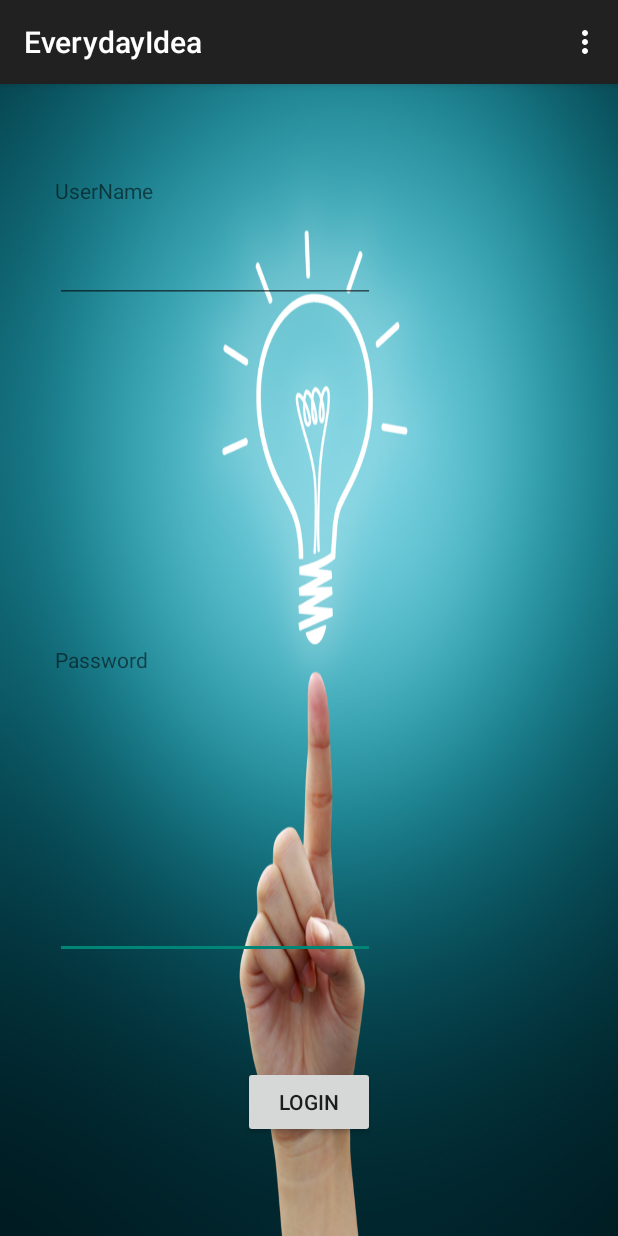
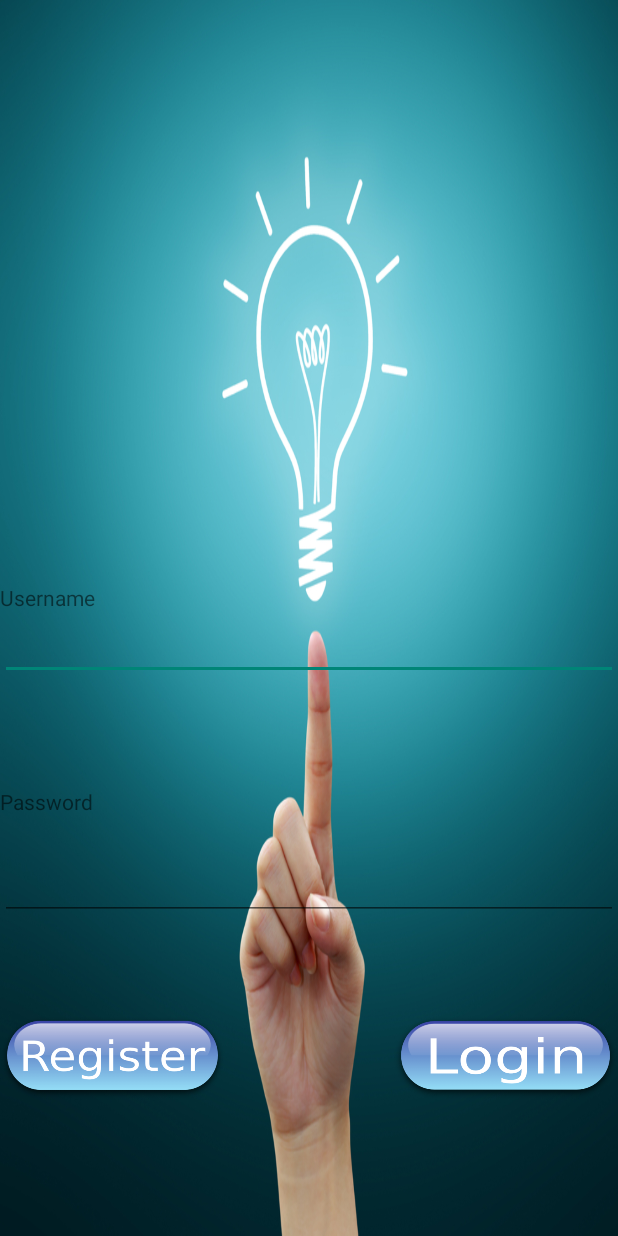
Before and after one commit to OvynFlavian/IntegrationTP_Groupe_1, an Android app: the screen it shows after launch (MainActivity), on a phone screen of 412 x 824 dp. Run offline under Robolectric (Android 15) with nearby library versions, the phone set to English and light mode, and no system bars.

Commit message:
Login
-Login d'un utilisateur(sécurité basique pour le moment)
-ajout d'un bouton "register" qui mène a une autre activité ( pour le
moment il n'y a que le layout, rien derriere)

```diff
--- a/Projet/Android/IntegrationProjetV0/app/src/main/AndroidManifest.xml
+++ b/Projet/Android/IntegrationProjetV0/app/src/main/AndroidManifest.xml
@@ -17,9 +17,9 @@
                 <category android:name="android.intent.category.LAUNCHER" />
             </intent-filter>
         </activity>
-
-        <activity android:name=".AfficheUsers">
-
+        <activity android:name=".LogIn">
+        </activity>
+        <activity android:name=".Register">
         </activity>
     </application>
 
--- a/Projet/Android/IntegrationProjetV0/app/src/main/java/com/example/arnaud/integrationprojetv0/MainActivity.java
+++ b/Projet/Android/IntegrationProjetV0/app/src/main/java/com/example/arnaud/integrationprojetv0/MainActivity.java
@@ -1,70 +1,129 @@
 package com.example.arnaud.integrationprojetv0;
 
+import java.util.ArrayList;
+import java.util.List;
+import org.apache.http.HttpResponse;
+import org.apache.http.NameValuePair;
+import org.apache.http.client.HttpClient;
+import org.apache.http.client.ResponseHandler;
+import org.apache.http.client.entity.UrlEncodedFormEntity;
+import org.apache.http.client.methods.HttpPost;
+import org.apache.http.impl.client.BasicResponseHandler;
+import org.apache.http.impl.client.DefaultHttpClient;
+import org.apache.http.message.BasicNameValuePair;
+import android.app.Activity;
+import android.app.AlertDialog;
+import android.app.ProgressDialog;
+import android.content.DialogInterface;
 import android.content.Intent;
-import android.support.v7.app.AppCompatActivity;
 import android.os.Bundle;
-import android.view.Menu;
-import android.view.MenuItem;
 import android.view.View;
+import android.view.View.OnClickListener;
 import android.widget.Button;
 import android.widget.EditText;
 import android.widget.TextView;
+import android.widget.Toast;
 
-public class MainActivity extends AppCompatActivity {
-    private Button bLogin = null;
-    private EditText username = null;
-    private EditText password = null;
-    private TextView titreUsrName = null;
-    private TextView titrePwd = null;
-
-    public final static int CHOOSE_BUTTON_REQUEST = 0;
+public class MainActivity extends Activity {
+    Button b,b2;
+    EditText et,pass;
+    TextView tv;
+    HttpPost httppost;
+    StringBuffer buffer;
+    HttpResponse response;
+    HttpClient httpclient;
+    List<NameValuePair> nameValuePairs;
+    ProgressDialog dialog = null;
 
     @Override
-    protected void onCreate(Bundle savedInstanceState) {
+    public void onCreate(Bundle savedInstanceState) {
         super.onCreate(savedInstanceState);
         setContentView(R.layout.activity_main);
 
-        bLogin = (Button) findViewById(R.id.login);
-        username =(EditText) findViewById(R.id.username);
-        password =(EditText) findViewById(R.id.password);
-        titreUsrName = (TextView) findViewById(R.id.titreUsrName);
-        titrePwd = (TextView) findViewById(R.id.titrePwd);
+        b = (Button)findViewById(R.id.Button01);
+        b2= (Button)findViewById(R.id.Button02);
+        et = (EditText)findViewById(R.id.username);
+        pass= (EditText)findViewById(R.id.password);
+        tv = (TextView)findViewById(R.id.tv);
 
-        titreUsrName.setText("UserName");
-        titrePwd.setText("Password");
-
-        bLogin.setOnClickListener(new View.OnClickListener() {
+        b.setOnClickListener(new OnClickListener() {
             @Override
             public void onClick(View v) {
-
-                //ajouter securite sur les infos donnée dans les champs
-                Intent secondeActivite = new Intent(MainActivity.this, AfficheUsers.class);
-                startActivityForResult(secondeActivite, CHOOSE_BUTTON_REQUEST);
+                dialog = ProgressDialog.show(MainActivity.this, "",
+                        "Validating user...", true);
+                new Thread(new Runnable() {
+                    public void run() {
+                        login();
+                    }
+                }).start();
             }
         });
 
-
+        b2.setOnClickListener(new OnClickListener() {
+            @Override
+            public void onClick(View v) {
+                startActivity(new Intent(MainActivity.this, Register.class));
+                setContentView(R.layout.register_layout);
+            }
+        });
     }
 
-    @Override
-    public boolean onCreateOptionsMenu(Menu menu) {
-        // Inflate the menu; this adds items to the action bar if it is present.
-        getMenuInflater().inflate(R.menu.menu_main, menu);
-        return true;
+    void login(){
+        try{
+
+            httpclient=new DefaultHttpClient();
+            httppost= new HttpPost("http://192.168.0.9/my_folder_inside_htdocs/check.php"); // make sure the url is correct.
+            //add your data
+            nameValuePairs = new ArrayList<NameValuePair>(2);
+            // Always use the same variable name for posting i.e the android side variable name and php side variable name should be similar,
+            nameValuePairs.add(new BasicNameValuePair("username",et.getText().toString().trim()));  // $Edittext_value = $_POST['Edittext_value'];
+            nameValuePairs.add(new BasicNameValuePair("password",pass.getText().toString().trim()));
+            httppost.setEntity(new UrlEncodedFormEntity(nameValuePairs));
+            //Execute HTTP Post Request
+            response=httpclient.execute(httppost);
+            // edited by James from coderzheaven.. from here....
+            ResponseHandler<String> responseHandler = new BasicResponseHandler();
+            final String response = httpclient.execute(httppost, responseHandler);
+            System.out.println("Response : " + response);
+            runOnUiThread(new Runnable() {
+                public void run() {
+                    tv.setText("Response from PHP : " + response);
+                    dialog.dismiss();
+                }
+            });
+
+            if(response.equalsIgnoreCase("User Found")){
+                runOnUiThread(new Runnable() {
+                    public void run() {
+                        Toast.makeText(MainActivity.this,"Login Success", Toast.LENGTH_SHORT).show();
+                    }
+                });
+
+                startActivity(new Intent(MainActivity.this, LogIn.class));
+            }else{
+                showAlert();
+            }
+
+        }catch(Exception e){
+            dialog.dismiss();
+            System.out.println("Exception : " + e.getMessage());
+        }
+    }
+    public void showAlert(){
+        MainActivity.this.runOnUiThread(new Runnable() {
+            public void run() {
+                AlertDialog.Builder builder = new AlertDialog.Builder(MainActivity.this);
+                builder.setTitle("Login Error.");
+                builder.setMessage("User not Found.")
+                        .setCancelable(false)
+                        .setPositiveButton("OK", new DialogInterface.OnClickListener() {
+                            public void onClick(DialogInterface dialog, int id) {
+                            }
+                        });
+                AlertDialog alert = builder.create();
+                alert.show();
+            }
+        });
     }
 
-    @Override
-    public boolean onOptionsItemSelected(MenuItem item) {
-        // Handle action bar item clicks here. The action bar will
-        // automatically handle clicks on the Home/Up button, so long
-        // as you specify a parent activity in AndroidManifest.xml.
-        int id = item.getItemId();
-
-        //noinspection SimplifiableIfStatement
-        if (id == R.id.action_settings) {
-            return true;
-        }
-
-        return super.onOptionsItemSelected(item);
-    }
 }
--- a/Projet/Android/IntegrationProjetV0/app/src/main/res/layout/activity_main.xml
+++ b/Projet/Android/IntegrationProjetV0/app/src/main/res/layout/activity_main.xml
@@ -1,59 +1,76 @@
+<?xml version="1.0" encoding="utf-8"?>
 
-
-<RelativeLayout xmlns:android="http://schemas.android.com/apk/res/android"
-    xmlns:tools="http://schemas.android.com/tools" android:layout_width="match_parent"
-    android:layout_height="match_parent" android:paddingLeft="@dimen/activity_horizontal_margin"
-    android:paddingRight="@dimen/activity_horizontal_margin"
-    android:paddingTop="@dimen/activity_vertical_margin"
-    android:paddingBottom="@dimen/activity_vertical_margin" tools:context=".MainActivity"
+<RelativeLayout
+    android:layout_width="match_parent"
+    android:layout_height="match_parent"
+    xmlns:android="http://schemas.android.com/apk/res/android"
     android:background="@drawable/ampoule">
 
-    <TextView android:text="@string/hello_world" android:layout_width="wrap_content"
+    <TextView
+        android:id="@+id/tv1"
+        android:layout_width="fill_parent"
         android:layout_height="wrap_content"
-        android:id="@+id/titreUsrName"
-        android:layout_marginTop="45dp"
-        android:layout_alignParentTop="true"
-        android:layout_alignLeft="@+id/username"
-        android:layout_alignStart="@+id/username" />
+        android:text="Username"
+        android:layout_above="@+id/username"
+        android:layout_alignParentStart="true" />
+
+    <EditText
+        android:text=""
+        android:id="@+id/username"
+        android:layout_width="fill_parent"
+        android:layout_height="wrap_content"
+        android:singleLine="true"
+        android:layout_above="@+id/tv2"
+        android:layout_alignParentStart="true"
+        android:layout_marginBottom="71dp">
+    </EditText>
+
+    <TextView
+        android:id="@+id/tv2"
+        android:layout_width="fill_parent"
+        android:layout_height="wrap_content"
+        android:text="Password"
+        android:layout_above="@+id/tv"
+        android:layout_alignParentStart="true"
+        android:layout_marginBottom="189dp" />
+
+    <EditText
+        android:text=""
+        android:id="@+id/password"
+        android:layout_width="fill_parent"
+        android:layout_height="wrap_content"
+        android:singleLine="true"
+        android:layout_below="@+id/username"
+        android:layout_alignParentStart="true"
+        android:layout_marginTop="43dp">
+    </EditText>
 
     <Button
-        android:layout_width="wrap_content"
-        android:layout_height="wrap_content"
-        android:text="Login"
-        android:id="@+id/login"
-        android:layout_alignParentBottom="true"
-        android:layout_centerHorizontal="true"
-        android:layout_marginBottom="49dp" />
-
-    <EditText
-        android:layout_width="wrap_content"
-        android:layout_height="wrap_content"
-        android:inputType="textPassword"
-        android:ems="10"
-        android:id="@+id/password"
-        android:layout_above="@+id/login"
-        android:layout_alignRight="@+id/login"
-        android:layout_alignEnd="@+id/login"
-        android:layout_marginBottom="71dp" />
-
-    <EditText
-        android:layout_width="wrap_content"
-        android:layout_height="wrap_content"
-        android:inputType="textPersonName"
-        android:ems="10"
-        android:id="@+id/username"
-        android:layout_below="@+id/titreUsrName"
-        android:layout_alignRight="@+id/password"
-        android:layout_alignEnd="@+id/password"
-        android:layout_marginTop="20dp" />
+        android:id="@+id/Button01"
+        android:layout_width="150dp"
+        android:layout_height="56dp"
+        android:layout_weight="0.09"
+        android:layout_alignWithParentIfMissing="false"
+        android:layout_above="@+id/tv"
+        android:layout_alignParentEnd="true"
+        android:background="@drawable/login2">
+    </Button>
 
     <TextView
-        android:layout_width="wrap_content"
+        android:id="@+id/tv"
+        android:layout_width="fill_parent"
         android:layout_height="wrap_content"
-        android:text="New Text"
-        android:id="@+id/titrePwd"
-        android:layout_centerVertical="true"
-        android:layout_alignLeft="@+id/password"
-        android:layout_alignStart="@+id/password" />
+        android:text=""
+        android:layout_marginBottom="71dp"
+        android:layout_alignParentBottom="true"
+        android:layout_alignParentStart="true" />
 
+    <Button
+        android:layout_width="150dp"
+        android:layout_height="50dp"
+        android:id="@+id/Button02"
+        android:layout_alignTop="@+id/Button01"
+        android:layout_alignParentStart="true"
+        android:background="@drawable/register"
+        android:layout_above="@+id/tv" />
 </RelativeLayout>
```
Also changed, not shown: Projet/Android/IntegrationProjetV0/app/build.gradle (+8 -7 lines), Projet/Android/IntegrationProjetV0/app/src/main/java/com/example/arnaud/integrationprojetv0/AfficheUsers.java (deleted, +0 -86 lines), Projet/Android/IntegrationProjetV0/app/src/main/java/com/example/arnaud/integrationprojetv0/LogIn.java (added, +14 -0 lines), Projet/Android/IntegrationProjetV0/app/src/main/java/com/example/arnaud/integrationprojetv0/Register.java (added, +16 -0 lines), Projet/Android/IntegrationProjetV0/app/src/main/res/layout/activite_deux.xml (deleted, +0 -23 lines), Projet/Android/IntegrationProjetV0/app/src/main/res/drawable/login2.png (added), Projet/Android/IntegrationProjetV0/app/src/main/res/drawable/register.png (added), 1 other file.
